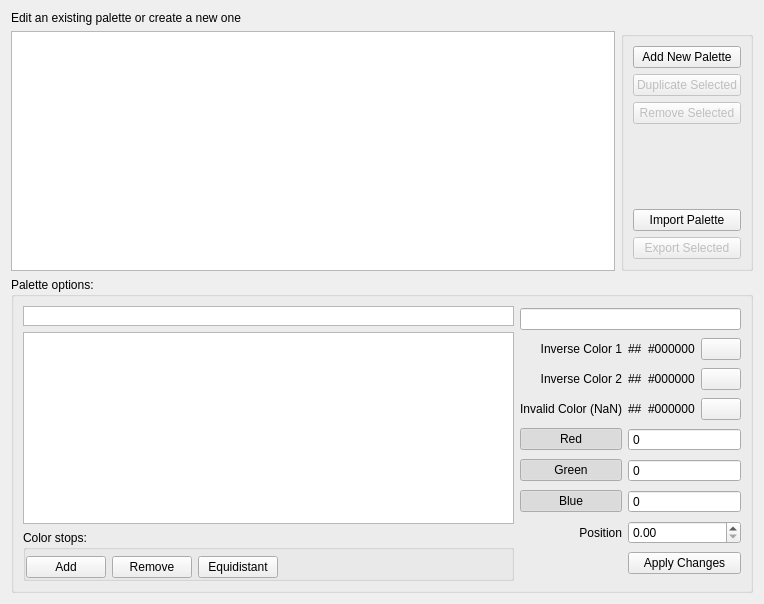
Qt form Qitom/ui/widgetPropPalettes.ui (itom-project/itom) before a commit.
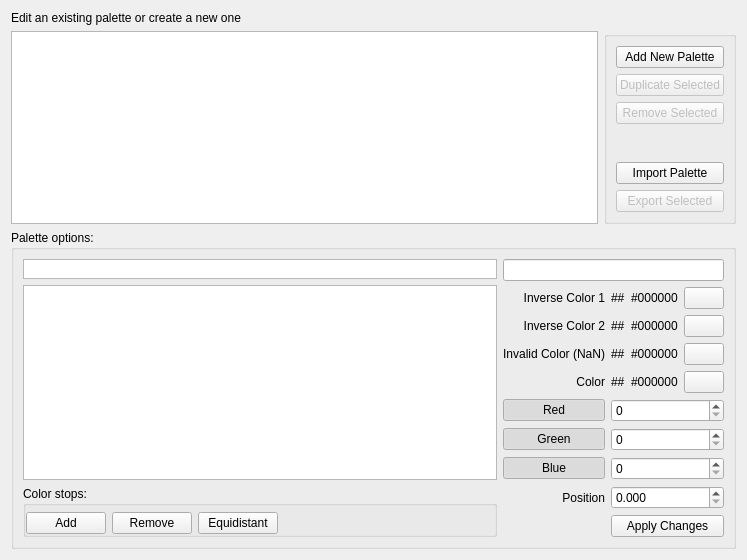
The same form after that commit. Icons and pictures are not drawn. Custom widgets are drawn as their Qt base class.

Commit message: bugfixes and improvements in color palette editor of property dialog of itom: the colors can now also be chosen via a color picker, the dark theme is improved and the position spin box has a better range handling.

Patch:
```diff
--- a/Qitom/ui/widgetPropPalettes.ui
+++ b/Qitom/ui/widgetPropPalettes.ui
@@ -6,8 +6,8 @@
    <rect>
     <x>0</x>
     <y>0</y>
-    <width>764</width>
-    <height>604</height>
+    <width>747</width>
+    <height>560</height>
    </rect>
   </property>
   <property name="windowTitle">
@@ -176,6 +176,9 @@
            </property>
            <item>
             <widget class="QPushButton" name="pbAddColorStop">
+             <property name="toolTip">
+              <string>Add a new color stop at right side of the selected color stop.</string>
+             </property>
              <property name="text">
               <string>Add</string>
              </property>
@@ -187,6 +190,9 @@
            </item>
            <item>
             <widget class="QPushButton" name="pbRemoveColorStop">
+             <property name="toolTip">
+              <string>Removes the selected color stop.</string>
+             </property>
              <property name="text">
               <string>Remove</string>
              </property>
@@ -198,6 +204,9 @@
            </item>
            <item>
             <widget class="QPushButton" name="pbEquidistantColorStop">
+             <property name="toolTip">
+              <string>Aligns all color stops at equidistant positions.</string>
+             </property>
              <property name="text">
               <string>Equidistant</string>
              </property>
@@ -227,8 +236,115 @@
       </item>
       <item>
        <layout class="QGridLayout" name="gridLayout">
-        <item row="0" column="0" colspan="2">
-         <widget class="QLineEdit" name="lePalName"/>
+        <item row="5" column="1">
+         <widget class="QSpinBox" name="sbR">
+          <property name="buttonSymbols">
+           <enum>QAbstractSpinBox::UpDownArrows</enum>
+          </property>
+          <property name="keyboardTracking">
+           <bool>true</bool>
+          </property>
+          <property name="maximum">
+           <number>255</number>
+          </property>
+         </widget>
+        </item>
+        <item row="6" column="0">
+         <widget class="QPushButton" name="pbG">
+          <property name="toolTip">
+           <string>Toggle to hide / show this color in the preview.</string>
+          </property>
+          <property name="text">
+           <string>Green</string>
+          </property>
+          <property name="checkable">
+           <bool>true</bool>
+          </property>
+          <property name="checked">
+           <bool>true</bool>
+          </property>
+         </widget>
+        </item>
+        <item row="6" column="1">
+         <widget class="QSpinBox" name="sbG">
+          <property name="buttonSymbols">
+           <enum>QAbstractSpinBox::UpDownArrows</enum>
+          </property>
+          <property name="keyboardTracking">
+           <bool>true</bool>
+          </property>
+          <property name="maximum">
+           <number>255</number>
+          </property>
+         </widget>
+        </item>
+        <item row="7" column="0">
+         <widget class="QPushButton" name="pbB">
+          <property name="toolTip">
+           <string>Toggle to hide / show this color in the preview.</string>
+          </property>
+          <property name="text">
+           <string>Blue</string>
+          </property>
+          <property name="checkable">
+           <bool>true</bool>
+          </property>
+          <property name="checked">
+           <bool>true</bool>
+          </property>
+         </widget>
+        </item>
+        <item row="7" column="1">
+         <widget class="QSpinBox" name="sbB">
+          <property name="buttonSymbols">
+           <enum>QAbstractSpinBox::UpDownArrows</enum>
+          </property>
+          <property name="keyboardTracking">
+           <bool>true</bool>
+          </property>
+          <property name="maximum">
+           <number>255</number>
+          </property>
+         </widget>
+        </item>
+        <item row="8" column="0">
+         <widget class="QLabel" name="label_2">
+          <property name="text">
+           <string>Position</string>
+          </property>
+          <property name="alignment">
+           <set>Qt::AlignRight|Qt::AlignTrailing|Qt::AlignVCenter</set>
+          </property>
+         </widget>
+        </item>
+        <item row="8" column="1">
+         <widget class="QDoubleSpinBox" name="sbIndex">
+          <property name="buttonSymbols">
+           <enum>QAbstractSpinBox::UpDownArrows</enum>
+          </property>
+          <property name="keyboardTracking">
+           <bool>false</bool>
+          </property>
+          <property name="decimals">
+           <number>3</number>
+          </property>
+          <property name="maximum">
+           <double>1.000000000000000</double>
+          </property>
+          <property name="singleStep">
+           <double>0.010000000000000</double>
+          </property>
+         </widget>
+        </item>
+        <item row="2" column="0">
+         <widget class="QLabel" name="label_17">
+          <property name="text">
+           <string>Inverse Color 2</string>
+          </property>
+          <property name="alignment">
+           <set>Qt::AlignRight|Qt::AlignTrailing|Qt::AlignVCenter</set>
+          </property>
+         </widget>
         </item>
         <item row="1" column="0">
          <widget class="QLabel" name="label_8">
@@ -240,6 +356,22 @@
           </property>
          </widget>
         </item>
+        <item row="5" column="0">
+         <widget class="QPushButton" name="pbR">
+          <property name="toolTip">
+           <string>Toggle to hide / show this color in the preview.</string>
+          </property>
+          <property name="text">
+           <string>Red</string>
+          </property>
+          <property name="checkable">
+           <bool>true</bool>
+          </property>
+          <property name="checked">
+           <bool>true</bool>
+          </property>
+         </widget>
+        </item>
         <item row="1" column="1">
          <layout class="QHBoxLayout" name="horizontalLayout_3">
           <item>
@@ -261,16 +393,6 @@
           </item>
          </layout>
         </item>
-        <item row="2" column="0">
-         <widget class="QLabel" name="label_17">
-          <property name="text">
-           <string>Inverse Color 2</string>
-          </property>
-          <property name="alignment">
-           <set>Qt::AlignRight|Qt::AlignTrailing|Qt::AlignVCenter</set>
-          </property>
-         </widget>
-        </item>
         <item row="2" column="1">
          <layout class="QHBoxLayout" name="horizontalLayout_4">
           <item>
@@ -302,6 +424,9 @@
           </property>
          </widget>
         </item>
+        <item row="0" column="0" colspan="2">
+         <widget class="QLineEdit" name="lePalName"/>
+        </item>
         <item row="3" column="1">
          <layout class="QHBoxLayout" name="horizontalLayout_5">
           <item>
@@ -324,116 +449,43 @@
          </layout>
         </item>
         <item row="4" column="0">
-         <widget class="QPushButton" name="pbR">
+         <widget class="QLabel" name="label_3">
           <property name="text">
-           <string>Red</string>
-          </property>
-          <property name="checkable">
-           <bool>true</bool>
-          </property>
-          <property name="checked">
-           <bool>true</bool>
-          </property>
-         </widget>
-        </item>
-        <item row="4" column="1">
-         <widget class="QSpinBox" name="sbR">
-          <property name="buttonSymbols">
-           <enum>QAbstractSpinBox::NoButtons</enum>
-          </property>
-          <property name="keyboardTracking">
-           <bool>true</bool>
-          </property>
-          <property name="maximum">
-           <number>255</number>
-          </property>
-         </widget>
-        </item>
-        <item row="5" column="0">
-         <widget class="QPushButton" name="pbG">
-          <property name="text">
-           <string>Green</string>
-          </property>
-          <property name="checkable">
-           <bool>true</bool>
-          </property>
-          <property name="checked">
-           <bool>true</bool>
-          </property>
-         </widget>
-        </item>
-        <item row="5" column="1">
-         <widget class="QSpinBox" name="sbG">
-          <property name="buttonSymbols">
-           <enum>QAbstractSpinBox::NoButtons</enum>
-          </property>
-          <property name="keyboardTracking">
-           <bool>true</bool>
-          </property>
-          <property name="maximum">
-           <number>255</number>
-          </property>
-         </widget>
-        </item>
-        <item row="6" column="0">
-         <widget class="QPushButton" name="pbB">
-          <property name="text">
-           <string>Blue</string>
-          </property>
-          <property name="checkable">
-           <bool>true</bool>
-          </property>
-          <property name="checked">
-           <bool>true</bool>
-          </property>
-         </widget>
-        </item>
-        <item row="6" column="1">
-         <widget class="QSpinBox" name="sbB">
-          <property name="buttonSymbols">
-           <enum>QAbstractSpinBox::NoButtons</enum>
-          </property>
-          <property name="keyboardTracking">
-           <bool>true</bool>
-          </property>
-          <property name="maximum">
-           <number>255</number>
-          </property>
-         </widget>
-        </item>
-        <item row="7" column="0">
-         <widget class="QLabel" name="label_2">
-          <property name="text">
-           <string>Position</string>
+           <string>Color</string>
           </property>
           <property name="alignment">
            <set>Qt::AlignRight|Qt::AlignTrailing|Qt::AlignVCenter</set>
           </property>
          </widget>
         </item>
-        <item row="7" column="1">
-         <widget class="QDoubleSpinBox" name="sbIndex">
-          <property name="buttonSymbols">
-           <enum>QAbstractSpinBox::UpDownArrows</enum>
-          </property>
-          <property name="keyboardTracking">
-           <bool>false</bool>
-          </property>
-          <property name="maximum">
-           <double>1.000000000000000</double>
-          </property>
-          <property name="singleStep">
-           <double>0.100000000000000</double>
-          </property>
-         </widget>
-        </item>
-        <item row="8" column="1">
+        <item row="9" column="1">
          <widget class="QPushButton" name="pbPalSave">
           <property name="text">
            <string>Apply Changes</string>
           </property>
          </widget>
         </item>
+        <item row="4" column="1">
+         <layout class="QHBoxLayout" name="horizontalLayout_7">
+          <item>
+           <widget class="QLabel" name="icoColor">
+            <property name="text">
+             <string>##</string>
+            </property>
+           </widget>
+          </item>
+          <item>
+           <widget class="QLabel" name="lblColor">
+            <property name="text">
+             <string>#000000</string>
+            </property>
+           </widget>
+          </item>
+          <item>
+           <widget class="ColorPickerButton" name="btnColor"/>
+          </item>
+         </layout>
+        </item>
        </layout>
       </item>
      </layout>
```
The commit also changes 2 other files.
